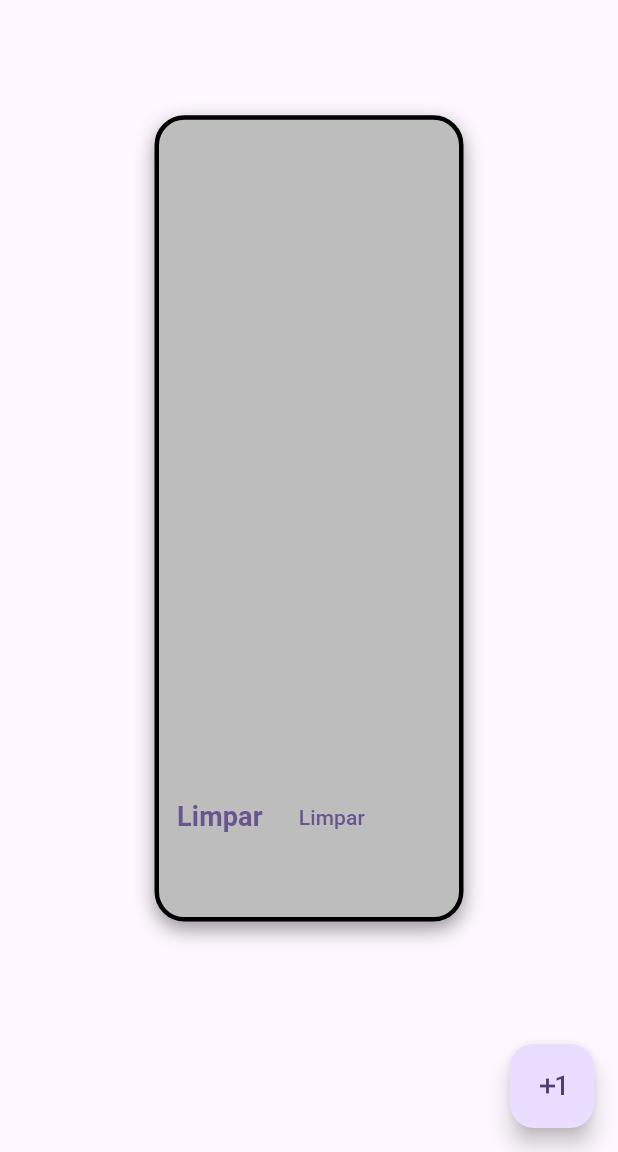
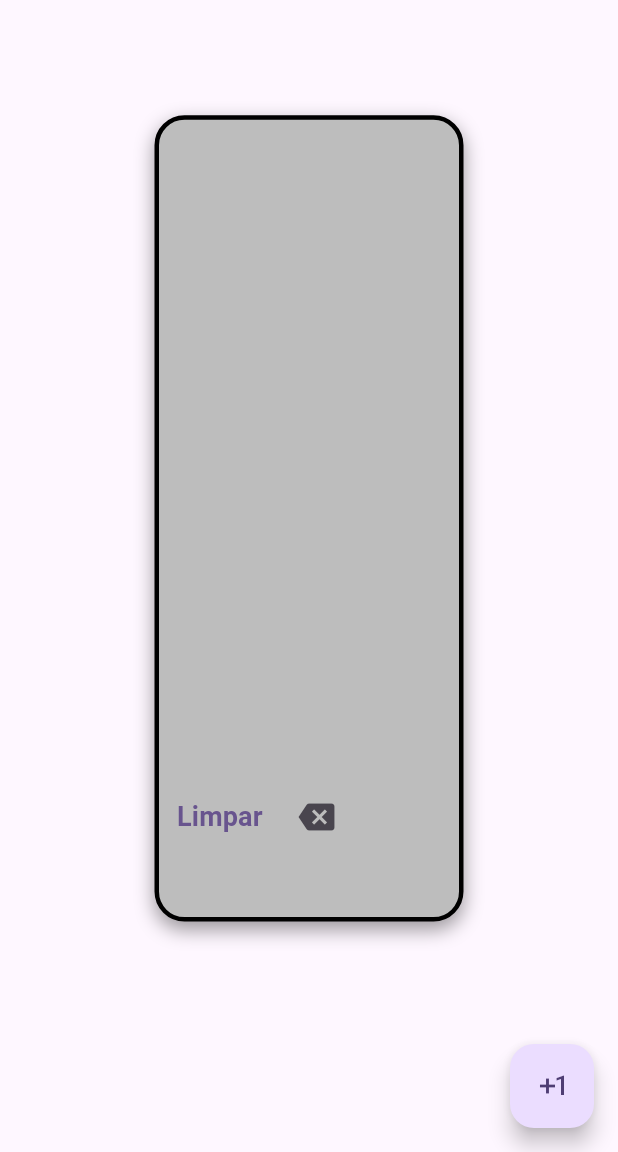
Before and after one commit to jhreeis/calculadora-nova, a Flutter app: the screen it shows after launch, after a tap on "Limpar", on a phone screen of 412 x 824 dp, the part 84-1236 px from its top. Run offline on Flutter 3.47's test engine with Material 3 defaults, Android fonts, the phone set to English and light mode, and no system bars; missing offline and left inert: expressions.

Commit message:
BOTÃO CRIADO, QUASE NÃO FOI

```diff
--- a/lib/calculadora.dart
+++ b/lib/calculadora.dart
@@ -21,7 +21,12 @@ class _CalculadoraState extends State<Calculadora> {
           _resultado = '';
         } else if (valor == '=') {
           _calcularResultado();
-        } else {
+        } else if (valor == 'apagar') {
+          if (_expressao.isNotEmpty) {
+        _expressao = _expressao.substring(0, _expressao.length - 1);
+      }
+        }
+        else {
           _expressao += valor;
         }
       },
@@ -54,6 +59,7 @@ class _CalculadoraState extends State<Calculadora> {
       onPressed: () => _pressionarBotao(valor),
     );
   }
+
 
   @override
   Widget build(BuildContext context) {
@@ -100,9 +106,8 @@ class _CalculadoraState extends State<Calculadora> {
           child: Row(
             children: [
               _botao(_limpar),
-              TextButton(
-                onPressed: () {},
-                child: (Text('Limpar')),
+              IconButton(onPressed: () => _pressionarBotao('apagar'),
+               icon: Icon(Icons.backspace),
               )
             ],
           ),
```
